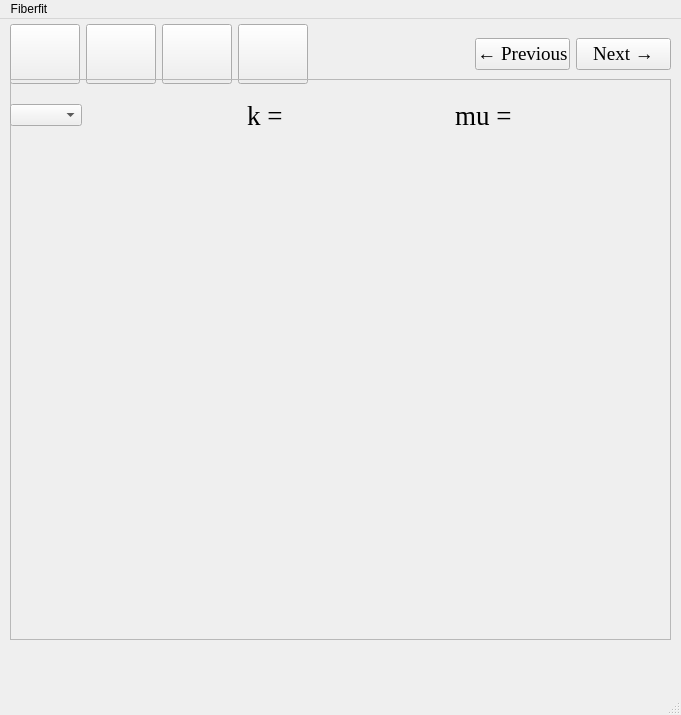
NTMatBoiseState/FiberFit, file fiberfit/fiberfit.ui: the form before one commit.
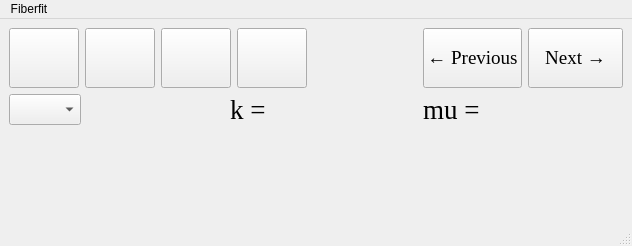
The form after the commit. Icons and pictures are not drawn.

Commit message: This commit includes the progress I've been making during July 9 - 10. I made the GUI application more-lessresizable.

```diff
--- a/fiberfit/fiberfit.ui
+++ b/fiberfit/fiberfit.ui
@@ -6,26 +6,20 @@
    <rect>
     <x>0</x>
     <y>0</y>
-    <width>681</width>
-    <height>715</height>
+    <width>632</width>
+    <height>246</height>
    </rect>
   </property>
-  <property name="sizePolicy">
-   <sizepolicy hsizetype="Preferred" vsizetype="Preferred">
-    <horstretch>0</horstretch>
-    <verstretch>0</verstretch>
-   </sizepolicy>
-  </property>
   <property name="minimumSize">
    <size>
-    <width>681</width>
-    <height>715</height>
+    <width>0</width>
+    <height>0</height>
    </size>
   </property>
   <property name="maximumSize">
    <size>
-    <width>681</width>
-    <height>723</height>
+    <width>10000</width>
+    <height>10000</height>
    </size>
   </property>
   <property name="windowTitle">
@@ -35,270 +29,26 @@
    <bool>false</bool>
   </property>
   <widget class="QWidget" name="centralwidget">
-   <widget class="QWidget" name="horizontalLayoutWidget">
-    <property name="geometry">
-     <rect>
-      <x>10</x>
-      <y>0</y>
-      <width>661</width>
-      <height>71</height>
-     </rect>
-    </property>
-    <layout class="QHBoxLayout" name="horizontalLayoutStartLoadButton">
-     <item>
-      <widget class="QPushButton" name="loadButton">
-       <property name="enabled">
-        <bool>true</bool>
-       </property>
-       <property name="sizePolicy">
-        <sizepolicy hsizetype="Expanding" vsizetype="Expanding">
-         <horstretch>0</horstretch>
-         <verstretch>0</verstretch>
-        </sizepolicy>
-       </property>
-       <property name="minimumSize">
-        <size>
-         <width>70</width>
-         <height>60</height>
-        </size>
-       </property>
-       <property name="maximumSize">
-        <size>
-         <width>70</width>
-         <height>60</height>
-        </size>
-       </property>
-       <property name="acceptDrops">
-        <bool>false</bool>
-       </property>
-       <property name="autoFillBackground">
-        <bool>false</bool>
-       </property>
-       <property name="text">
-        <string/>
-       </property>
-       <property name="icon">
-        <iconset>
-         <normaloff>images/open.png</normaloff>images/open.png</iconset>
-       </property>
-       <property name="iconSize">
-        <size>
-         <width>50</width>
-         <height>50</height>
-        </size>
-       </property>
-      </widget>
-     </item>
-     <item>
-      <widget class="QPushButton" name="startButton">
-       <property name="sizePolicy">
-        <sizepolicy hsizetype="Minimum" vsizetype="Expanding">
-         <horstretch>0</horstretch>
-         <verstretch>0</verstretch>
-        </sizepolicy>
-       </property>
-       <property name="minimumSize">
-        <size>
-         <width>70</width>
-         <height>60</height>
-        </size>
-       </property>
-       <property name="maximumSize">
-        <size>
-         <width>70</width>
-         <height>60</height>
-        </size>
-       </property>
-       <property name="text">
-        <string/>
-       </property>
-       <property name="icon">
-        <iconset>
-         <normaloff>images/start-icon.png</normaloff>images/start-icon.png</iconset>
-       </property>
-       <property name="iconSize">
-        <size>
-         <width>40</width>
-         <height>40</height>
-        </size>
-       </property>
-      </widget>
-     </item>
-     <item>
-      <widget class="QPushButton" name="exportButton">
-       <property name="sizePolicy">
-        <sizepolicy hsizetype="Minimum" vsizetype="Expanding">
-         <horstretch>0</horstretch>
-         <verstretch>0</verstretch>
-        </sizepolicy>
-       </property>
-       <property name="minimumSize">
-        <size>
-         <width>70</width>
-         <height>60</height>
-        </size>
-       </property>
-       <property name="maximumSize">
-        <size>
-         <width>70</width>
-         <height>60</height>
-        </size>
-       </property>
-       <property name="text">
-        <string/>
-       </property>
-       <property name="icon">
-        <iconset>
-         <normaloff>images/export.png</normaloff>images/export.png</iconset>
-       </property>
-       <property name="iconSize">
-        <size>
-         <width>50</width>
-         <height>50</height>
-        </size>
-       </property>
-      </widget>
-     </item>
-     <item>
-      <widget class="QPushButton" name="clearButton">
-       <property name="sizePolicy">
-        <sizepolicy hsizetype="Minimum" vsizetype="Expanding">
-         <horstretch>0</horstretch>
-         <verstretch>0</verstretch>
-        </sizepolicy>
-       </property>
-       <property name="minimumSize">
-        <size>
-         <width>70</width>
-         <height>60</height>
-        </size>
-       </property>
-       <property name="maximumSize">
-        <size>
-         <width>70</width>
-         <height>60</height>
-        </size>
-       </property>
-       <property name="text">
-        <string/>
-       </property>
-       <property name="icon">
-        <iconset>
-         <normaloff>images/clearButton.png</normaloff>images/clearButton.png</iconset>
-       </property>
-       <property name="iconSize">
-        <size>
-         <width>40</width>
-         <height>40</height>
-        </size>
-       </property>
-      </widget>
-     </item>
-     <item>
-      <spacer name="horizontalSpacer_3">
-       <property name="orientation">
-        <enum>Qt::Horizontal</enum>
-       </property>
-       <property name="sizeHint" stdset="0">
-        <size>
-         <width>40</width>
-         <height>20</height>
-        </size>
-       </property>
-      </spacer>
-     </item>
-     <item>
-      <widget class="QPushButton" name="prevButton">
-       <property name="minimumSize">
-        <size>
-         <width>95</width>
-         <height>32</height>
-        </size>
-       </property>
-       <property name="maximumSize">
-        <size>
-         <width>95</width>
-         <height>32</height>
-        </size>
-       </property>
-       <property name="font">
-        <font>
-         <family>Times New Roman</family>
-         <pointsize>14</pointsize>
-        </font>
-       </property>
-       <property name="text">
-        <string>← Previous</string>
-       </property>
-      </widget>
-     </item>
-     <item>
-      <widget class="QPushButton" name="nextButton">
-       <property name="minimumSize">
-        <size>
-         <width>95</width>
-         <height>32</height>
-        </size>
-       </property>
-       <property name="maximumSize">
-        <size>
-         <width>95</width>
-         <height>32</height>
-        </size>
-       </property>
-       <property name="font">
-        <font>
-         <family>Times New Roman</family>
-         <pointsize>14</pointsize>
-        </font>
-       </property>
-       <property name="text">
-        <string>Next →</string>
-       </property>
-      </widget>
-     </item>
-    </layout>
-   </widget>
-   <widget class="QFrame" name="figureFrame">
-    <property name="geometry">
-     <rect>
-      <x>10</x>
-      <y>60</y>
-      <width>661</width>
-      <height>561</height>
-     </rect>
-    </property>
-    <property name="frameShape">
-     <enum>QFrame::StyledPanel</enum>
-    </property>
-    <property name="frameShadow">
-     <enum>QFrame::Raised</enum>
-    </property>
-    <widget class="QWidget" name="gridLayoutWidget">
-     <property name="geometry">
-      <rect>
-       <x>0</x>
-       <y>60</y>
-       <width>661</width>
-       <height>501</height>
-      </rect>
-     </property>
-     <layout class="QGridLayout" name="gridLayout"/>
-    </widget>
-    <widget class="QWidget" name="horizontalLayoutWidget_2">
-     <property name="geometry">
-      <rect>
-       <x>0</x>
-       <y>20</y>
-       <width>661</width>
-       <height>32</height>
-      </rect>
-     </property>
-     <layout class="QHBoxLayout" name="horizontalLayoutNavButton">
-      <item>
-       <widget class="QComboBox" name="selectImgBox"/>
+   <property name="sizePolicy">
+    <sizepolicy hsizetype="Preferred" vsizetype="Preferred">
+     <horstretch>0</horstretch>
+     <verstretch>0</verstretch>
+    </sizepolicy>
+   </property>
+   <layout class="QGridLayout" name="gridLayout">
+    <item row="1" column="0">
+     <layout class="QGridLayout" name="midGrid">
+      <item row="0" column="0">
+       <widget class="QComboBox" name="selectImgBox">
+        <property name="sizePolicy">
+         <sizepolicy hsizetype="Preferred" vsizetype="Preferred">
+          <horstretch>0</horstretch>
+          <verstretch>0</verstretch>
+         </sizepolicy>
+        </property>
+       </widget>
       </item>
-      <item>
+      <item row="0" column="1">
        <spacer name="horizontalSpacer">
         <property name="orientation">
          <enum>Qt::Horizontal</enum>
@@ -311,7 +61,7 @@
         </property>
        </spacer>
       </item>
-      <item>
+      <item row="0" column="2">
        <widget class="QLabel" name="kLabel">
         <property name="font">
          <font>
@@ -328,8 +78,8 @@
         </property>
        </widget>
       </item>
-      <item>
-       <spacer name="horizontalSpacer_4">
+      <item row="0" column="3">
+       <spacer name="horizontalSpacer_2">
         <property name="orientation">
          <enum>Qt::Horizontal</enum>
         </property>
@@ -341,7 +91,7 @@
         </property>
        </spacer>
       </item>
-      <item>
+      <item row="0" column="4">
        <widget class="QLabel" name="muLabel">
         <property name="font">
          <font>
@@ -354,8 +104,8 @@
         </property>
        </widget>
       </item>
-      <item>
-       <spacer name="horizontalSpacer_2">
+      <item row="0" column="5">
+       <spacer name="horizontalSpacer_4">
         <property name="orientation">
          <enum>Qt::Horizontal</enum>
         </property>
@@ -368,15 +118,256 @@
        </spacer>
       </item>
      </layout>
-    </widget>
-   </widget>
+    </item>
+    <item row="2" column="0">
+     <widget class="QWidget" name="figureWidget" native="true">
+      <property name="sizePolicy">
+       <sizepolicy hsizetype="MinimumExpanding" vsizetype="MinimumExpanding">
+        <horstretch>0</horstretch>
+        <verstretch>0</verstretch>
+       </sizepolicy>
+      </property>
+     </widget>
+    </item>
+    <item row="0" column="0">
+     <layout class="QGridLayout" name="topGrid">
+      <item row="0" column="4">
+       <spacer name="horizontalSpacer_3">
+        <property name="orientation">
+         <enum>Qt::Horizontal</enum>
+        </property>
+        <property name="sizeHint" stdset="0">
+         <size>
+          <width>40</width>
+          <height>20</height>
+         </size>
+        </property>
+       </spacer>
+      </item>
+      <item row="0" column="3">
+       <widget class="QPushButton" name="clearButton">
+        <property name="sizePolicy">
+         <sizepolicy hsizetype="Preferred" vsizetype="Preferred">
+          <horstretch>0</horstretch>
+          <verstretch>0</verstretch>
+         </sizepolicy>
+        </property>
+        <property name="minimumSize">
+         <size>
+          <width>70</width>
+          <height>60</height>
+         </size>
+        </property>
+        <property name="maximumSize">
+         <size>
+          <width>1000000</width>
+          <height>1000000</height>
+         </size>
+        </property>
+        <property name="text">
+         <string/>
+        </property>
+        <property name="icon">
+         <iconset>
+          <normaloff>images/clearButton.png</normaloff>images/clearButton.png</iconset>
+        </property>
+        <property name="iconSize">
+         <size>
+          <width>40</width>
+          <height>40</height>
+         </size>
+        </property>
+       </widget>
+      </item>
+      <item row="0" column="2">
+       <widget class="QPushButton" name="exportButton">
+        <property name="sizePolicy">
+         <sizepolicy hsizetype="Preferred" vsizetype="Preferred">
+          <horstretch>0</horstretch>
+          <verstretch>0</verstretch>
+         </sizepolicy>
+        </property>
+        <property name="minimumSize">
+         <size>
+          <width>70</width>
+          <height>60</height>
+         </size>
+        </property>
+        <property name="maximumSize">
+         <size>
+          <width>1000000</width>
+          <height>1000000</height>
+         </size>
+        </property>
+        <property name="text">
+         <string/>
+        </property>
+        <property name="icon">
+         <iconset>
+          <normaloff>images/export.png</normaloff>images/export.png</iconset>
+        </property>
+        <property name="iconSize">
+         <size>
+          <width>50</width>
+          <height>50</height>
+         </size>
+        </property>
+       </widget>
+      </item>
+      <item row="0" column="1">
+       <widget class="QPushButton" name="loadButton">
+        <property name="enabled">
+         <bool>true</bool>
+        </property>
+        <property name="sizePolicy">
+         <sizepolicy hsizetype="Preferred" vsizetype="Preferred">
+          <horstretch>0</horstretch>
+          <verstretch>0</verstretch>
+         </sizepolicy>
+        </property>
+        <property name="minimumSize">
+         <size>
+          <width>70</width>
+          <height>60</height>
+         </size>
+        </property>
+        <property name="maximumSize">
+         <size>
+          <width>1000000</width>
+          <height>1000000</height>
+         </size>
+        </property>
+        <property name="acceptDrops">
+         <bool>false</bool>
+        </property>
+        <property name="autoFillBackground">
+         <bool>false</bool>
+        </property>
+        <property name="text">
+         <string/>
+        </property>
+        <property name="icon">
+         <iconset>
+          <normaloff>images/open.png</normaloff>images/open.png</iconset>
+        </property>
+        <property name="iconSize">
+         <size>
+          <width>50</width>
+          <height>50</height>
+         </size>
+        </property>
+       </widget>
+      </item>
+      <item row="0" column="0">
+       <widget class="QPushButton" name="startButton">
+        <property name="sizePolicy">
+         <sizepolicy hsizetype="Preferred" vsizetype="Preferred">
+          <horstretch>0</horstretch>
+          <verstretch>0</verstretch>
+         </sizepolicy>
+        </property>
+        <property name="minimumSize">
+         <size>
+          <width>70</width>
+          <height>60</height>
+         </size>
+        </property>
+        <property name="maximumSize">
+         <size>
+          <width>1000000</width>
+          <height>1000000</height>
+         </size>
+        </property>
+        <property name="layoutDirection">
+         <enum>Qt::LeftToRight</enum>
+        </property>
+        <property name="text">
+         <string/>
+        </property>
+        <property name="icon">
+         <iconset>
+          <normaloff>images/start-icon.png</normaloff>images/start-icon.png</iconset>
+        </property>
+        <property name="iconSize">
+         <size>
+          <width>40</width>
+          <height>40</height>
+         </size>
+        </property>
+       </widget>
+      </item>
+      <item row="0" column="6">
+       <widget class="QPushButton" name="nextButton">
+        <property name="sizePolicy">
+         <sizepolicy hsizetype="Preferred" vsizetype="Preferred">
+          <horstretch>0</horstretch>
+          <verstretch>0</verstretch>
+         </sizepolicy>
+        </property>
+        <property name="minimumSize">
+         <size>
+          <width>95</width>
+          <height>32</height>
+         </size>
+        </property>
+        <property name="maximumSize">
+         <size>
+          <width>1000000</width>
+          <height>1000000</height>
+         </size>
+        </property>
+        <property name="font">
+         <font>
+          <family>Times New Roman</family>
+          <pointsize>14</pointsize>
+         </font>
+        </property>
+        <property name="text">
+         <string>Next →</string>
+        </property>
+       </widget>
+      </item>
+      <item row="0" column="5">
+       <widget class="QPushButton" name="prevButton">
+        <property name="sizePolicy">
+         <sizepolicy hsizetype="Preferred" vsizetype="Preferred">
+          <horstretch>0</horstretch>
+          <verstretch>0</verstretch>
+         </sizepolicy>
+        </property>
+        <property name="minimumSize">
+         <size>
+          <width>95</width>
+          <height>32</height>
+         </size>
+        </property>
+        <property name="maximumSize">
+         <size>
+          <width>1000000</width>
+          <height>1000000</height>
+         </size>
+        </property>
+        <property name="font">
+         <font>
+          <family>Times New Roman</family>
+          <pointsize>14</pointsize>
+         </font>
+        </property>
+        <property name="text">
+         <string>← Previous</string>
+        </property>
+       </widget>
+      </item>
+     </layout>
+    </item>
+   </layout>
   </widget>
   <widget class="QMenuBar" name="menubar">
    <property name="geometry">
     <rect>
      <x>0</x>
      <y>0</y>
-     <width>681</width>
+     <width>632</width>
      <height>22</height>
     </rect>
    </property>
```
The commit also changes 2 other files.
